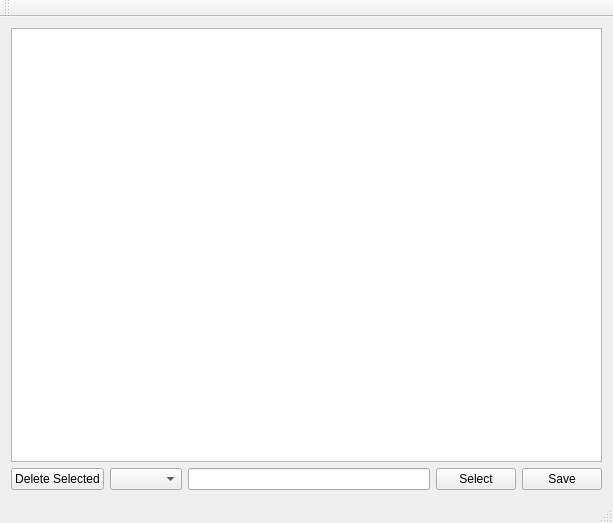
Rolloke/GUI-Apps, file RecentFiles/mainwindow.ui: the form before one commit.
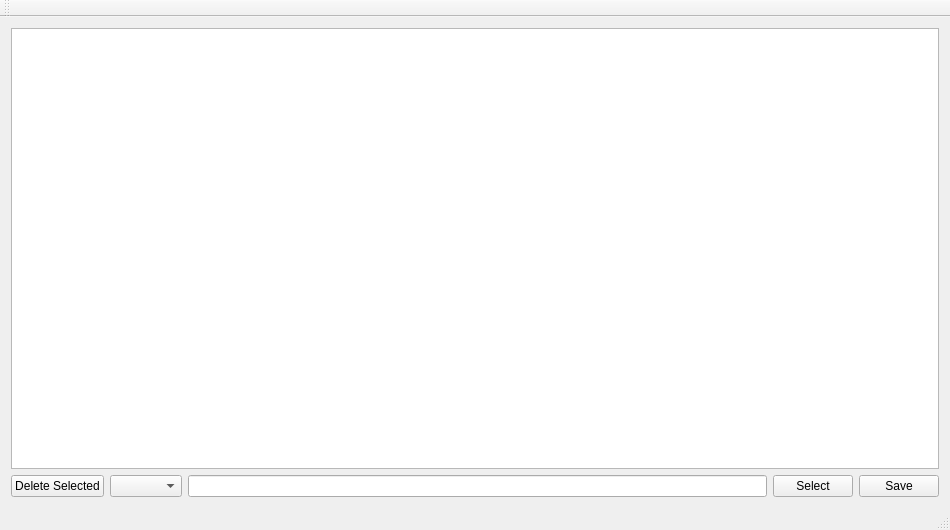
The form after the commit.

Commit message: tab text indent separate name and tooltip for action in config

The edit to the form file:
```diff
--- a/RecentFiles/mainwindow.ui
+++ b/RecentFiles/mainwindow.ui
@@ -6,8 +6,8 @@
    <rect>
     <x>0</x>
     <y>0</y>
-    <width>613</width>
-    <height>523</height>
+    <width>950</width>
+    <height>530</height>
    </rect>
   </property>
   <property name="windowTitle">
```
Left out of the diff: 10 changed lines with no effect on the pictures. Lines whose indentation alone changed are shown as unchanged. The commit also changes 1 other file.
